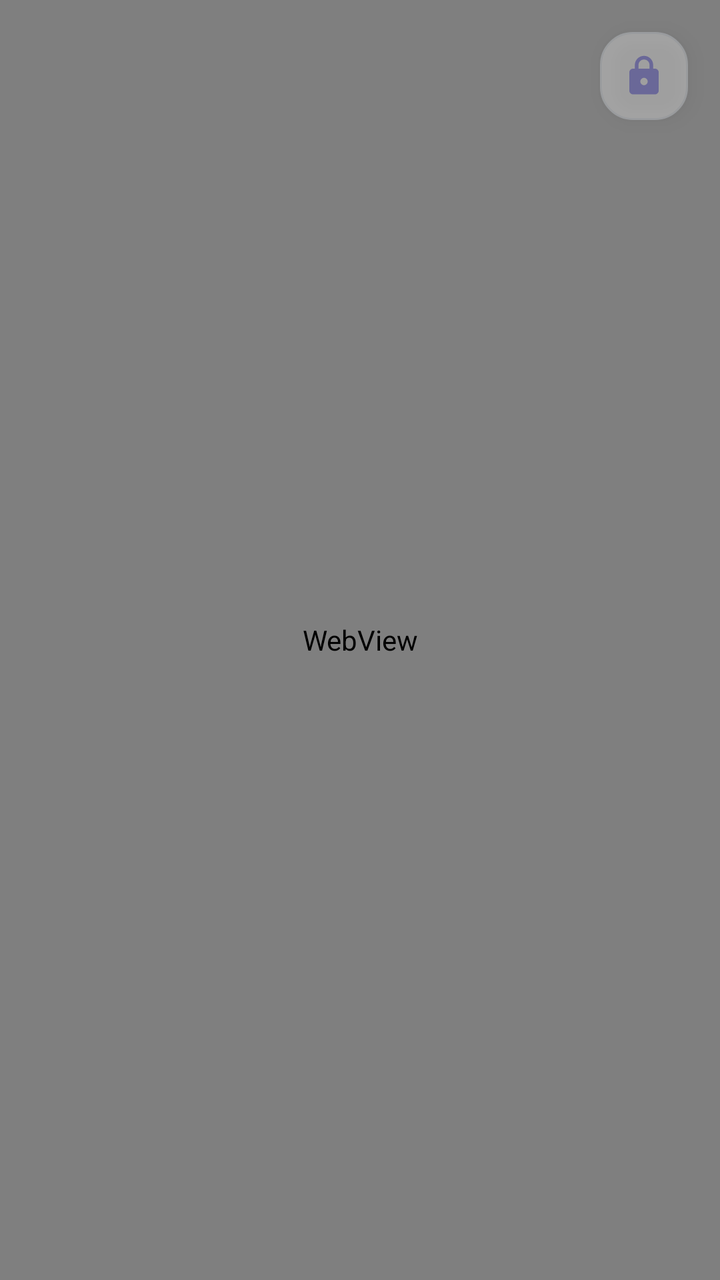
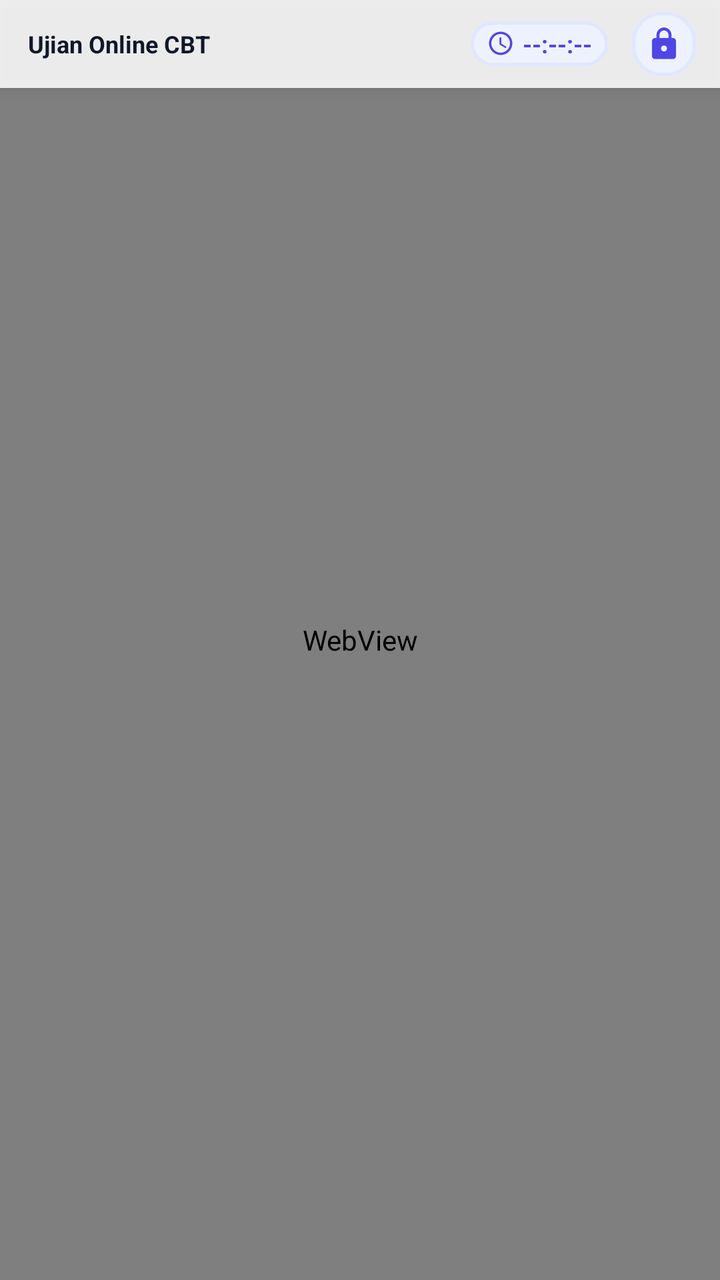

Compare the two renders of this Android layout. The source of the first and the diff that turns it into the second are given below.
<!-- AndroidManifest.xml: activity theme Theme.Examy.ExamFullscreen -->
<!-- res/layout/activity_exam.xml -->
<?xml version="1.0" encoding="utf-8"?>
<FrameLayout xmlns:android="http://schemas.android.com/apk/res/android"
    xmlns:tools="http://schemas.android.com/tools"
    android:id="@+id/rootExamLayout"
    android:layout_width="match_parent"
    android:layout_height="match_parent"
    android:background="@color/surface">

    
    <WebView
        android:id="@+id/examWebView"
        android:layout_width="match_parent"
        android:layout_height="match_parent" />

    
    <ProgressBar
        android:id="@+id/loadingProgressBar"
        style="?android:attr/progressBarStyleHorizontal"
        android:layout_width="match_parent"
        android:layout_height="4dp"
        android:layout_gravity="top"
        android:indeterminate="false"
        android:max="100"
        android:progressDrawable="@drawable/bg_primary_button"
        android:visibility="gone"
        tools:progress="60"
        tools:visibility="visible" />

    
    <FrameLayout
        android:id="@+id/btnProctorUnlock"
        android:layout_width="44dp"
        android:layout_height="44dp"
        android:layout_gravity="top|end"
        android:layout_marginTop="16dp"
        android:layout_marginEnd="16dp"
        android:alpha="0.3"
        android:background="@drawable/bg_card"
        android:clickable="true"
        android:elevation="6dp"
        android:focusable="true">

        <ImageView
            android:layout_width="22dp"
            android:layout_height="22dp"
            android:layout_gravity="center"
            android:contentDescription="@string/dialog_exit_title"
            android:src="@drawable/ic_lock" />
    </FrameLayout>

    
    <LinearLayout
        android:id="@+id/bannerOffline"
        android:layout_width="match_parent"
        android:layout_height="wrap_content"
        android:layout_gravity="top"
        android:layout_margin="16dp"
        android:background="@drawable/bg_card"
        android:elevation="8dp"
        android:gravity="center_vertical"
        android:orientation="horizontal"
        android:padding="14dp"
        android:visibility="gone"
        tools:visibility="visible">

        <ImageView
            android:layout_width="24dp"
            android:layout_height="24dp"
            android:contentDescription="Offline"
            android:src="@drawable/ic_warning" />

        <LinearLayout
            android:layout_width="0dp"
            android:layout_height="wrap_content"
            android:layout_marginStart="12dp"
            android:layout_weight="1"
            android:orientation="vertical">

            <TextView
                android:layout_width="wrap_content"
                android:layout_height="wrap_content"
                android:text="@string/alert_offline_title"
                android:textColor="@color/danger"
                android:textSize="13sp"
                android:textStyle="bold" />

            <TextView
                android:layout_width="wrap_content"
                android:layout_height="wrap_content"
                android:text="@string/alert_offline_desc"
                android:textColor="@color/text_secondary"
                android:textSize="11sp" />
        </LinearLayout>

        <ImageButton
            android:id="@+id/btnRetryOffline"
            android:layout_width="36dp"
            android:layout_height="36dp"
            android:background="@drawable/bg_secondary_button"
            android:contentDescription="@string/btn_retry_connection"
            android:padding="6dp"
            android:src="@drawable/ic_refresh" />
    </LinearLayout>

    
    <LinearLayout
        android:id="@+id/overlayGracePeriod"
        android:layout_width="match_parent"
        android:layout_height="match_parent"
        android:background="@color/overlay_dim"
        android:clickable="true"
        android:elevation="20dp"
        android:focusable="true"
        android:gravity="center"
        android:orientation="vertical"
        android:padding="32dp"
        android:visibility="gone"
        tools:visibility="gone">

        <LinearLayout
            android:layout_width="match_parent"
            android:layout_height="wrap_content"
            android:background="@drawable/bg_card"
            android:gravity="center"
            android:orientation="vertical"
            android:padding="24dp">

            <ImageView
                android:layout_width="56dp"
                android:layout_height="56dp"
                android:layout_marginBottom="16dp"
                android:contentDescription="Warning"
                android:src="@drawable/ic_warning" />

            <TextView
                android:layout_width="wrap_content"
                android:layout_height="wrap_content"
                android:layout_marginBottom="8dp"
                android:text="@string/alert_grace_title"
                android:textColor="@color/danger"
                android:textSize="20sp"
                android:textStyle="bold" />

            <TextView
                android:id="@+id/tvGraceCountdown"
                android:layout_width="wrap_content"
                android:layout_height="wrap_content"
                android:layout_marginBottom="16dp"
                android:text="Kembali ke ujian dalam 5 detik!"
                android:textAlignment="center"
                android:textColor="@color/text_primary"
                android:textSize="14sp" />

            <Button
                android:id="@+id/btnResumeExam"
                android:layout_width="match_parent"
                android:layout_height="48dp"
                android:background="@drawable/bg_primary_button"
                android:text="Lanjutkan Ujian Sekarang"
                android:textAllCaps="false"
                android:textColor="@color/text_on_primary"
                android:textStyle="bold" />
        </LinearLayout>
    </LinearLayout>

</FrameLayout>
<!-- resources referenced by this layout -->
<resources>
  <color name="danger">#EF4444</color>
  <color name="overlay_dim">#CC000000</color>
  <color name="surface">#FFFFFF</color>
  <color name="text_on_primary">#FFFFFF</color>
  <color name="text_primary">#0F172A</color>
  <color name="text_secondary">#475569</color>
  <!-- drawable bg_card (drawable) -->
  <?xml version="1.0" encoding="utf-8"?>
  <shape xmlns:android="http://schemas.android.com/apk/res/android"
      android:shape="rectangle">
      <solid android:color="@color/surface" />
      <stroke android:width="1dp" android:color="@color/border" />
      <corners android:radius="16dp" />
  </shape>
  <!-- drawable ic_warning (drawable) -->
  <vector xmlns:android="http://schemas.android.com/apk/res/android"
      android:width="24dp"
      android:height="24dp"
      android:viewportWidth="24"
      android:viewportHeight="24">
      <path
          android:fillColor="@color/danger"
          android:pathData="M1,21h22L12,2 1,21zM13,18h-2v-2h2v2zM13,14h-2v-4h2v4z" />
  </vector>
  <string name="alert_grace_title">Peringatan Keamanan!</string>
  <string name="alert_offline_desc">Jawaban Anda aman. Sedang mencoba menghubungkan kembali ke server ujian...</string>
  <string name="alert_offline_title">Koneksi Terputus</string>
  <string name="btn_retry_connection">Coba Lagi</string>
  <string name="dialog_exit_title">Konfirmasi Keluar Ujian</string>
  <color name="border">#E2E8F0</color>
  <color name="primary">#4F46E5</color>
  <color name="primary_light">#EEF2FF</color>
  <color name="primary_container">#E0E7FF</color>
  <!-- unchanged entries left out for length: 5 -->
</resources>

<!-- the commit's change to res/layout/activity_exam.xml (unified diff, before → after) -->
@@ -27,34 +27,90 @@
         tools:visibility="visible" />
 
     
-    <FrameLayout
-        android:id="@+id/btnProctorUnlock"
-        android:layout_width="44dp"
-        android:layout_height="44dp"
-        android:layout_gravity="top|end"
-        android:layout_marginTop="16dp"
-        android:layout_marginEnd="16dp"
-        android:alpha="0.3"
-        android:background="@drawable/bg_card"
-        android:clickable="true"
-        android:elevation="6dp"
-        android:focusable="true">
-
-        <ImageView
-            android:layout_width="22dp"
-            android:layout_height="22dp"
-            android:layout_gravity="center"
-            android:contentDescription="@string/dialog_exit_title"
-            android:src="@drawable/ic_lock" />
-    </FrameLayout>
-
-    
-    <LinearLayout
-        android:id="@+id/bannerOffline"
+    <LinearLayout
+        android:id="@+id/layoutExamHeaderBar"
         android:layout_width="match_parent"
         android:layout_height="wrap_content"
         android:layout_gravity="top"
-        android:layout_margin="16dp"
+        android:background="#DDFFFFFF"
+        android:elevation="4dp"
+        android:gravity="center_vertical"
+        android:orientation="horizontal"
+        android:paddingStart="14dp"
+        android:paddingTop="6dp"
+        android:paddingEnd="12dp"
+        android:paddingBottom="6dp">
+
+        <TextView
+            android:id="@+id/tvExamSubjectTitle"
+            android:layout_width="0dp"
+            android:layout_height="wrap_content"
+            android:layout_weight="1"
+            android:ellipsize="end"
+            android:maxLines="1"
+            android:text="Ujian Online CBT"
+            android:textColor="@color/text_primary"
+            android:textSize="12sp"
+            android:textStyle="bold" />
+
+        
+        <LinearLayout
+            android:id="@+id/layoutCountdown"
+            android:layout_width="wrap_content"
+            android:layout_height="wrap_content"
+            android:layout_marginEnd="12dp"
+            android:background="@drawable/bg_secondary_button"
+            android:gravity="center_vertical"
+            android:orientation="horizontal"
+            android:paddingStart="8dp"
+            android:paddingTop="3dp"
+            android:paddingEnd="8dp"
+            android:paddingBottom="3dp">
+
+            <ImageView
+                android:layout_width="14dp"
+                android:layout_height="14dp"
+                android:layout_marginEnd="4dp"
+                android:contentDescription="Timer"
+                android:src="@drawable/ic_time" />
+
+            <TextView
+                android:id="@+id/tvExamCountdownTimer"
+                android:layout_width="wrap_content"
+                android:layout_height="wrap_content"
+                android:text="--:--:--"
+                android:textColor="@color/primary"
+                android:textSize="12sp"
+                android:textStyle="bold" />
+        </LinearLayout>
+
+        
+        <FrameLayout
+            android:id="@+id/btnProctorUnlock"
+            android:layout_width="32dp"
+            android:layout_height="32dp"
+            android:background="@drawable/bg_secondary_button"
+            android:clickable="true"
+            android:focusable="true">
+
+            <ImageView
+                android:layout_width="18dp"
+                android:layout_height="18dp"
+                android:layout_gravity="center"
+                android:contentDescription="@string/dialog_exit_title"
+                android:src="@drawable/ic_lock" />
+        </FrameLayout>
+    </LinearLayout>
+
+    
+    <LinearLayout
+        android:id="@+id/bannerOffline"
+        android:layout_width="match_parent"
+        android:layout_height="wrap_content"
+        android:layout_gravity="top"
+        android:layout_marginStart="16dp"
+        android:layout_marginTop="56dp"
+        android:layout_marginEnd="16dp"
         android:background="@drawable/bg_card"
         android:elevation="8dp"
         android:gravity="center_vertical"
@@ -114,8 +170,7 @@
         android:gravity="center"
         android:orientation="vertical"
         android:padding="32dp"
-        android:visibility="gone"
-        tools:visibility="gone">
+        android:visibility="gone">
 
         <LinearLayout
             android:layout_width="match_parent"
@@ -163,4 +218,162 @@
         </LinearLayout>
     </LinearLayout>
 
+    
+    <LinearLayout
+        android:id="@+id/overlayViolationLocked"
+        android:layout_width="match_parent"
+        android:layout_height="match_parent"
+        android:background="#F0EF4444"
+        android:clickable="true"
+        android:elevation="30dp"
+        android:focusable="true"
+        android:gravity="center"
+        android:orientation="vertical"
+        android:padding="28dp"
+        android:visibility="gone"
+        tools:visibility="gone">
+
+        <LinearLayout
+            android:layout_width="match_parent"
+            android:layout_height="wrap_content"
+            android:background="@drawable/bg_card"
+            android:gravity="center_horizontal"
+            android:orientation="vertical"
+            android:padding="24dp">
+
+            <ImageView
+                android:layout_width="64dp"
+                android:layout_height="64dp"
+                android:layout_marginBottom="14dp"
+                android:contentDescription="Alarm Active"
+                android:src="@drawable/ic_alarm" />
+
+            <TextView
+                android:layout_width="wrap_content"
+                android:layout_height="wrap_content"
+                android:layout_marginBottom="6dp"
+                android:text="@string/alert_violation_title"
+                android:textColor="@color/danger"
+                android:textSize="20sp"
+                android:textStyle="bold" />
+
+            <TextView
+                android:layout_width="wrap_content"
+                android:layout_height="wrap_content"
+                android:layout_marginBottom="16dp"
+                android:text="HP terkunci dan sirene alarm berbunyi karena pelanggaran keamanan! Panggil Pengawas Ruangan untuk membuka kunci."
+                android:textAlignment="center"
+                android:textColor="@color/text_secondary"
+                android:textSize="13sp" />
+
+            <TextView
+                android:layout_width="wrap_content"
+                android:layout_height="wrap_content"
+                android:layout_marginBottom="4dp"
+                android:text="PIN Pengawas Ruangan:"
+                android:textColor="@color/text_primary"
+                android:textSize="13sp"
+                android:textStyle="bold" />
+
+            <EditText
+                android:id="@+id/etProctorViolationPin"
+                android:layout_width="match_parent"
+                android:layout_height="50dp"
+                android:layout_marginBottom="8dp"
+                android:background="@drawable/bg_input_field"
+                android:gravity="center"
+                android:hint="••••"
+                android:importantForAutofill="no"
+                android:inputType="numberPassword"
+                android:letterSpacing="0.2"
+                android:maxLength="8"
+                android:paddingStart="14dp"
+                android:paddingEnd="14dp"
+                android:textColor="@color/text_primary"
+                android:textSize="20sp" />
+
+            <TextView
+                android:id="@+id/tvViolationPinError"
+                android:layout_width="wrap_content"
+                android:layout_height="wrap_content"
+                android:layout_marginBottom="14dp"
+                android:text="PIN Pengawas Salah! Sirene tetap menyala."
+                android:textColor="@color/danger"
+                android:textSize="12sp"
+                android:visibility="gone" />
+
+            <Button
+                android:id="@+id/btnUnlockViolation"
+                android:layout_width="match_parent"
+                android:layout_height="48dp"
+                android:background="@drawable/bg_primary_button"
+                android:text="@string/btn_stop_alarm"
+                android:textAllCaps="false"
+                android:textColor="@color/text_on_primary"
+                android:textSize="14sp"
+                android:textStyle="bold" />
+        </LinearLayout>
+    </LinearLayout>
+
+    
+    <LinearLayout
+        android:id="@+id/overlayVolumeBlocked"
+        android:layout_width="match_parent"
+        android:layout_height="match_parent"
+        android:background="@color/overlay_dim"
+        android:clickable="true"
+        android:elevation="25dp"
+        android:focusable="true"
+        android:gravity="center"
+        android:orientation="vertical"
+        android:padding="28dp"
+        android:visibility="gone">
+
+        <LinearLayout
+            android:layout_width="match_parent"
+            android:layout_height="wrap_content"
+            android:background="@drawable/bg_card"
+            android:gravity="center"
+            android:orientation="vertical"
+            android:padding="24dp">
+
+            <ImageView
+                android:layout_width="54dp"
+                android:layout_height="54dp"
+                android:layout_marginBottom="12dp"
+                android:contentDescription="Volume Low"
+                android:src="@drawable/ic_volume" />
+
+            <TextView
+                android:layout_width="wrap_content"
+                android:layout_height="wrap_content"
+                android:layout_marginBottom="6dp"
+                android:text="Volume HP Di Bawah 80%!"
+                android:textColor="@color/danger"
+                android:textSize="18sp"
+                android:textStyle="bold" />
+
+            <TextView
+                android:id="@+id/tvExamVolumeMessage"
+                android:layout_width="wrap_content"
+                android:layout_height="wrap_content"
+                android:layout_marginBottom="16dp"
+                android:text="Volume saat ini kurang dari 80%. Aplikasi Examy mewajibkan volume minimal 80% agar alarm keamanan selalu aktif!"
+                android:textAlignment="center"
+                android:textColor="@color/text_secondary"
+                android:textSize="13sp" />
+
+            <Button
+                android:id="@+id/btnExamRaiseVolume"
+                android:layout_width="match_parent"
+                android:layout_height="48dp"
+                android:background="@drawable/bg_primary_button"
+                android:text="Naikkan Volume &gt;= 80%"
+                android:textAllCaps="false"
+                android:textColor="@color/text_on_primary"
+                android:textSize="14sp"
+                android:textStyle="bold" />
+        </LinearLayout>
+    </LinearLayout>
+
 </FrameLayout>
<!-- resource entries referenced after the edit -->
@@ -14,6 +14,44 @@
       <stroke android:width="1dp" android:color="@color/border" />
       <corners android:radius="16dp" />
   </shape>
+  <!-- drawable bg_input_field (drawable) -->
+  <?xml version="1.0" encoding="utf-8"?>
+  <shape xmlns:android="http://schemas.android.com/apk/res/android"
+      android:shape="rectangle">
+      <solid android:color="@color/surface_variant" />
+      <stroke android:width="1dp" android:color="@color/border" />
+      <corners android:radius="12dp" />
+  </shape>
+  <!-- drawable ic_alarm (drawable) -->
+  <vector xmlns:android="http://schemas.android.com/apk/res/android"
+      android:width="24dp"
+      android:height="24dp"
+      android:viewportWidth="24"
+      android:viewportHeight="24">
+      <path
+          android:fillColor="@color/danger"
+          android:pathData="M12,22c1.1,0 2,-0.9 2,-2h-4c0,1.1 0.9,2 2,2zm6,-6v-5c0,-3.07 -1.63,-5.64 -4.5,-6.32V4c0,-0.83 -0.67,-1.5 -1.5,-1.5s-1.5,0.67 -1.5,1.5v0.68C7.64,5.36 6,7.92 6,11v5l-2,2v1h16v-1l-2,-2zm-2,1H8v-6c0,-2.48 1.51,-4.5 4,-4.5s4,2.02 4,4.5v6z" />
+  </vector>
+  <!-- drawable ic_time (drawable) -->
+  <vector xmlns:android="http://schemas.android.com/apk/res/android"
+      android:width="24dp"
+      android:height="24dp"
+      android:viewportWidth="24"
+      android:viewportHeight="24">
+      <path
+          android:fillColor="@color/primary"
+          android:pathData="M11.99,2C6.47,2 2,6.48 2,12s4.47,10 9.99,10C17.52,22 22,17.52 22,12S17.52,2 11.99,2zM12,20c-4.42,0 -8,-3.58 -8,-8s3.58,-8 8,-8 8,3.58 8,8 -3.58,8 -8,8zm0.5,-13H11v6l5.25,3.15 0.75,-1.23 -4.5,-2.67z" />
+  </vector>
+  <!-- drawable ic_volume (drawable) -->
+  <vector xmlns:android="http://schemas.android.com/apk/res/android"
+      android:width="24dp"
+      android:height="24dp"
+      android:viewportWidth="24"
+      android:viewportHeight="24">
+      <path
+          android:fillColor="@color/primary"
+          android:pathData="M3,9v6h4l5,5V4L7,9H3zm13.5,3c0,-1.77 -1.02,-3.29 -2.5,-4.03v8.05c1.48,-0.73 2.5,-2.25 2.5,-4.02zM14,3.23v2.06c2.89,0.86 5,3.54 5,6.71s-2.11,5.85 -5,6.71v2.06c4.01,-0.91 7,-4.49 7,-8.77s-2.99,-7.86 -7,-8.77z" />
+  </vector>
   <!-- drawable ic_warning (drawable) -->
   <vector xmlns:android="http://schemas.android.com/apk/res/android"
       android:width="24dp"
@@ -27,9 +65,12 @@
   <string name="alert_grace_title">Peringatan Keamanan!</string>
   <string name="alert_offline_desc">Jawaban Anda aman. Sedang mencoba menghubungkan kembali ke server ujian...</string>
   <string name="alert_offline_title">Koneksi Terputus</string>
+  <string name="alert_violation_title">PELANGGARAN TERDETEKSI!</string>
   <string name="btn_retry_connection">Coba Lagi</string>
+  <string name="btn_stop_alarm">Buka Kunci &amp; Matikan Alarm</string>
   <string name="dialog_exit_title">Konfirmasi Keluar Ujian</string>
   <color name="border">#E2E8F0</color>
+  <color name="surface_variant">#F1F5F9</color>
   <color name="primary">#4F46E5</color>
   <color name="primary_light">#EEF2FF</color>
   <color name="primary_container">#E0E7FF</color>
